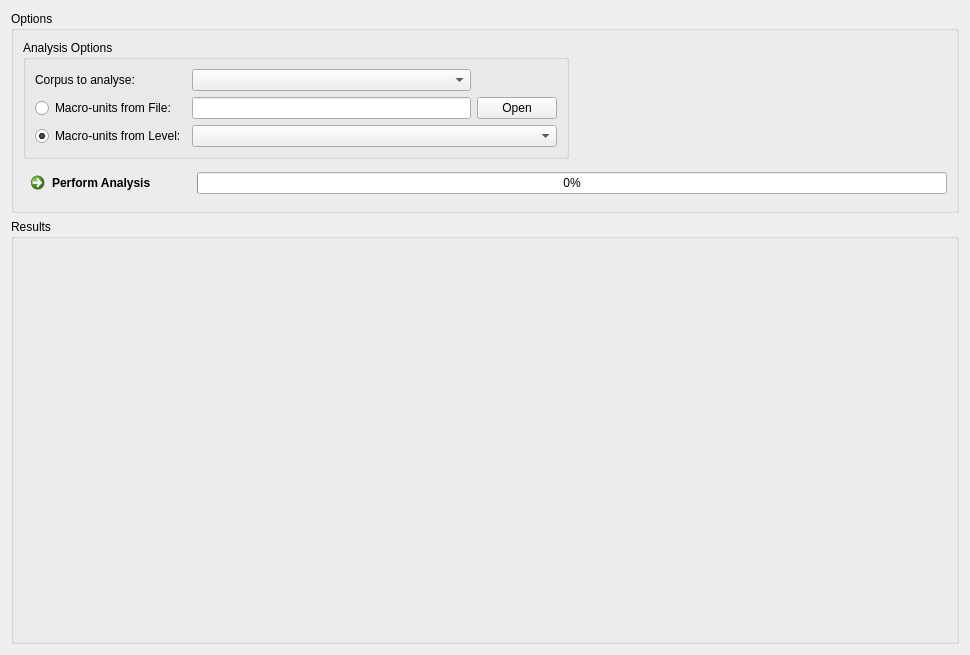
Old version of the form app/statistics/prosody/AnalyserMacroprosodyWidget.ui in the repository praaline/Praaline.
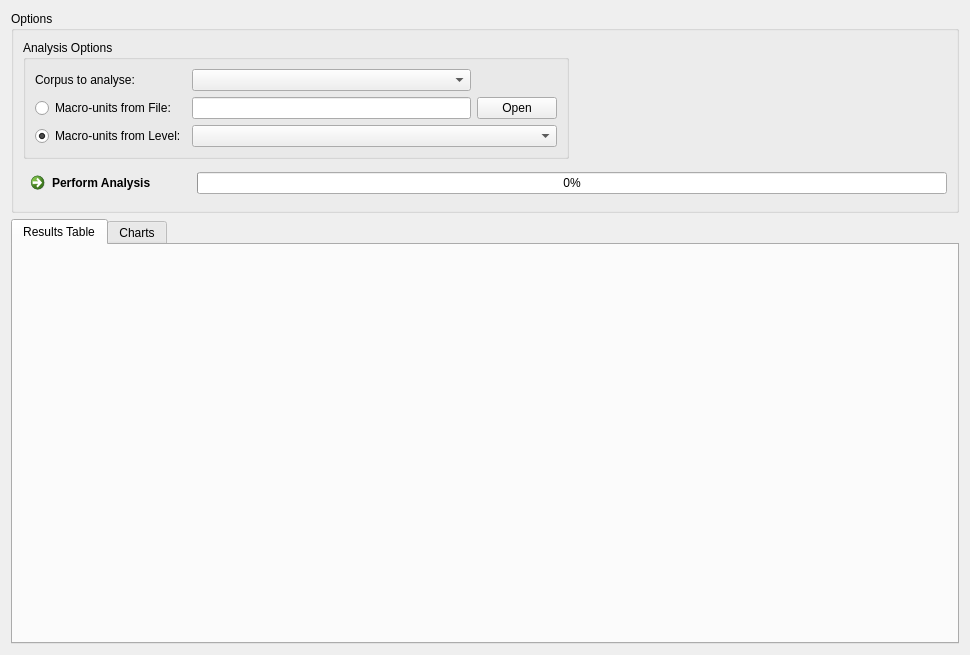
New version of the form.

Commit message: Results - Chart

The edit to the form file:
```diff
--- a/app/statistics/prosody/AnalyserMacroprosodyWidget.ui
+++ b/app/statistics/prosody/AnalyserMacroprosodyWidget.ui
@@ -130,17 +130,22 @@
     </widget>
    </item>
    <item row="1" column="0">
-    <widget class="QGroupBox" name="groupBoxResults">
-     <property name="sizePolicy">
-      <sizepolicy hsizetype="Preferred" vsizetype="Expanding">
-       <horstretch>0</horstretch>
-       <verstretch>2</verstretch>
-      </sizepolicy>
+    <widget class="QTabWidget" name="tabWidget">
+     <property name="currentIndex">
+      <number>0</number>
      </property>
-     <property name="title">
-      <string>Results</string>
-     </property>
-     <layout class="QGridLayout" name="gridLayoutResults"/>
+     <widget class="QWidget" name="tabResultsTable">
+      <attribute name="title">
+       <string>Results Table</string>
+      </attribute>
+      <layout class="QGridLayout" name="gridLayoutResults"/>
+     </widget>
+     <widget class="QWidget" name="tabCharts">
+      <attribute name="title">
+       <string>Charts</string>
+      </attribute>
+      <layout class="QGridLayout" name="gridLayoutCharts"/>
+     </widget>
     </widget>
    </item>
   </layout>
```
The commit also changes 1 other file.
